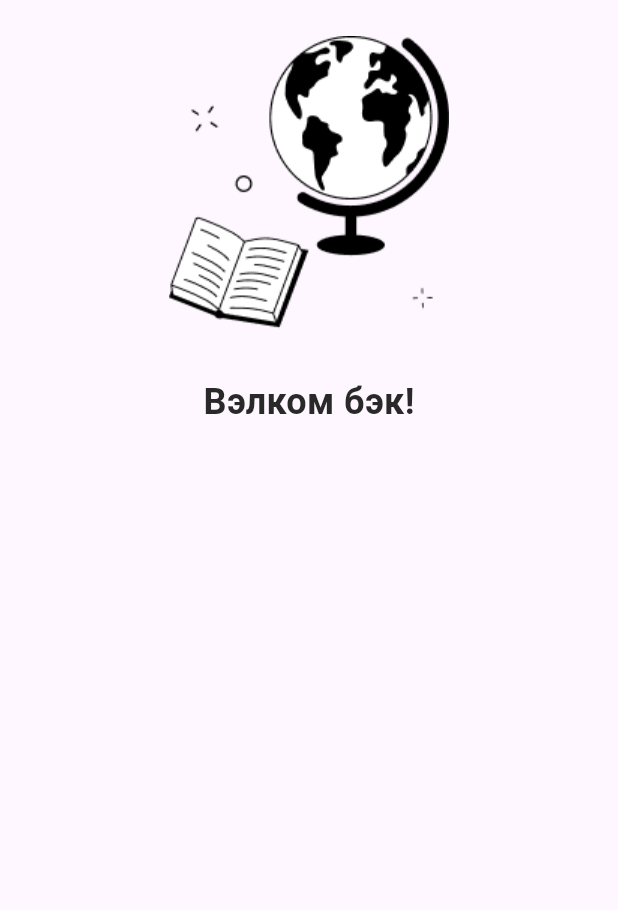
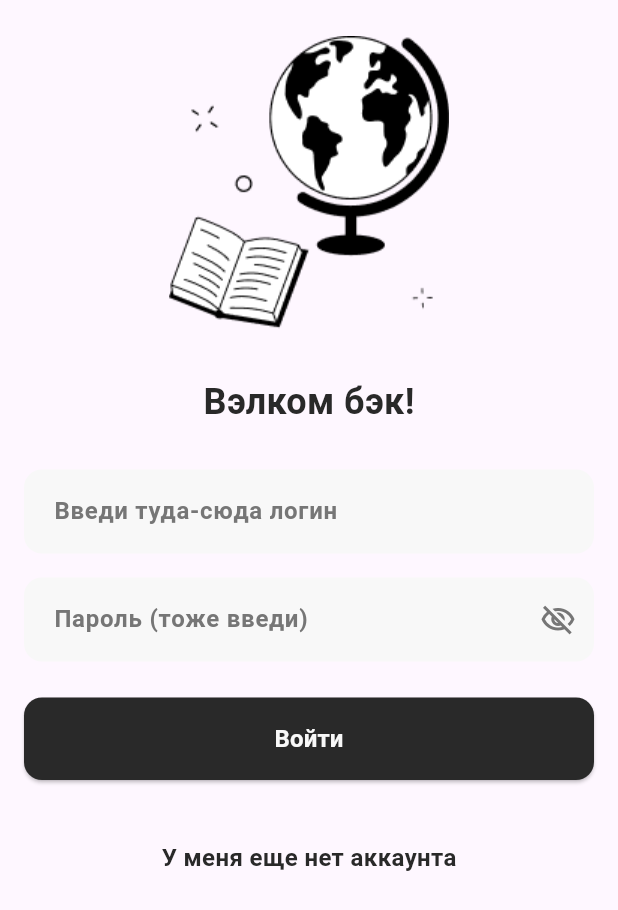
Before and after one commit to dbaudunova/NeoAuth, a Flutter app: the screen it shows after launch, on a phone screen of 412 x 824 dp. Shown: the top 910 px of the screen. Run offline on Flutter 3.47's test engine with Material 3 defaults, Android fonts, the phone set to English and light mode, and no system bars; Roboto replaces fonts that are missing (MPlusRegular).

Commit message:
feat: complete authorization screen, add themes

```diff
--- a/lib/authorization.dart
+++ /dev/null
@@ -1,29 +0,0 @@
-import 'package:flutter/material.dart';
-import 'package:neo_auth/configs/constants/app_assets.dart';
-import 'package:neo_auth/configs/constants/app_styles.dart';
-
-class Authorization extends StatelessWidget {
-  const Authorization({super.key});
-
-  @override
-  Widget build(BuildContext context) {
-    return Scaffold(
-      body: Container(
-        alignment: Alignment.topCenter,
-        child: Column(
-          children: [
-            const SizedBox(height: 24),
-            Image.asset(AppAssets.auth),
-            const SizedBox(height: 32),
-            Text(
-              'Вэлком бэк!',
-              style: AppStyles.s40w500.copyWith(
-                fontSize: 24,
-              ),
-            ),
-          ],
-        ),
-      ),
-    );
-  }
-}
--- a/lib/configs/constants/app_assets.dart
+++ b/lib/configs/constants/app_assets.dart
@@ -1,4 +1,6 @@
 class AppAssets {
+ AppAssets._();
+
  static const String splash = 'assets/splash.png';
  static const String registerLetter = 'assets/register_letter.png';
  static const String auth = 'assets/auth.png';
--- a/lib/configs/constants/app_colors.dart
+++ b/lib/configs/constants/app_colors.dart
@@ -1,6 +1,8 @@
 import 'dart:ui';
 
 class AppColors {
+  AppColors._();
+
   static Color buttonColor = const Color(0xFF292929);
   static Color red = const Color(0xFFEC0000);
   static Color green = const Color(0xFF1BA228);
--- a/lib/configs/constants/app_styles.dart
+++ b/lib/configs/constants/app_styles.dart
@@ -2,6 +2,8 @@ import 'package:flutter/material.dart';
 import 'package:neo_auth/configs/constants/app_colors.dart';
 
 class AppStyles {
+  AppStyles._();
+
   static TextStyle s40w500 = TextStyle(
     fontWeight: FontWeight.bold,
     fontFamily: 'MPlusRegular',
@@ -17,7 +19,7 @@ class AppStyles {
   );
 
   static TextStyle s16w500 = TextStyle(
-    fontWeight: FontWeight.w500,
+    fontWeight: FontWeight.bold,
     fontFamily: 'MPlusRegular',
     color: AppColors.hintColor,
     fontSize: 16,
--- a/lib/configs/constants/app_texts.dart
+++ b/lib/configs/constants/app_texts.dart
@@ -1,4 +1,6 @@
 class AppTexts {
+  AppTexts._();
+
   static const String lorby = 'Lorby';
   static const String yourOwnTutor = 'Твой личный репетитор';
   static const String ruWelcomeBack = 'Вэлком бэк!';
--- /dev/null
+++ b/lib/presentation/pages/authorization.dart
@@ -0,0 +1,95 @@
+import 'package:flutter/material.dart';
+import 'package:neo_auth/configs/constants/app_assets.dart';
+import 'package:neo_auth/configs/constants/app_colors.dart';
+import 'package:neo_auth/configs/constants/app_styles.dart';
+import 'package:neo_auth/configs/constants/app_texts.dart';
+import 'package:neo_auth/presentation/widgets/text_field_widget.dart';
+
+class Authorization extends StatefulWidget {
+  const Authorization({super.key});
+
+  @override
+  State<Authorization> createState() => _AuthorizationState();
+}
+
+class _AuthorizationState extends State<Authorization> {
+  late bool _passwordVisible;
+
+  @override
+  void initState() {
+    super.initState();
+    _passwordVisible = false;
+  }
+
+  void _passwordVisibility() {
+    setState(
+      () {
+        _passwordVisible = !_passwordVisible;
+      },
+    );
+  }
+
+  @override
+  Widget build(BuildContext context) {
+    return Scaffold(
+      body: Container(
+        alignment: Alignment.topCenter,
+        child: Padding(
+          padding: const EdgeInsets.symmetric(horizontal: 16).copyWith(top: 24),
+          child: Column(
+            children: [
+              Image.asset(AppAssets.auth),
+              const SizedBox(height: 32),
+              Text(
+                AppTexts.ruWelcomeBack,
+                style: AppStyles.s40w500.copyWith(
+                  fontSize: 24,
+                ),
+              ),
+              const SizedBox(height: 28),
+              const TextFieldWidget(
+                hintText: AppTexts.enterLogin,
+              ),
+              const SizedBox(height: 16),
+              TextFieldWidget(
+                obscureText: !_passwordVisible,
+                onPressed: _passwordVisibility,
+                icon: Icon(
+                  _passwordVisible
+                      ? Icons.visibility_outlined
+                      : Icons.visibility_off_outlined,
+                  color: AppColors.hintColor,
+                ),
+                hintText: AppTexts.enterPassword,
+              ),
+              const SizedBox(height: 24),
+              SizedBox(
+                width: MediaQuery.of(context).size.width,
+                child: ElevatedButton(
+                  onPressed: () {},
+                  child: Text(
+                    AppTexts.signIn,
+                    style: AppStyles.s16w500.copyWith(
+                      color: AppColors.textField,
+                    ),
+                  ),
+                ),
+              ),
+              const SizedBox(height: 40),
+              //button or text?
+              GestureDetector(
+                onTap: () => Navigator.pushNamed(context, '/registration'),
+                child: Text(
+                  AppTexts.noAccount,
+                  style: AppStyles.s16w500.copyWith(
+                    color: AppColors.buttonColor,
+                  ),
+                ),
+              ),
+            ],
+          ),
+        ),
+      ),
+    );
+  }
+}
--- a/lib/splash.dart
+++ b/lib/presentation/pages/splash.dart
@@ -2,6 +2,7 @@ import 'dart:async';
 import 'package:flutter/material.dart';
 import 'package:neo_auth/configs/constants/app_assets.dart';
 import 'package:neo_auth/configs/constants/app_styles.dart';
+import 'package:neo_auth/configs/constants/app_texts.dart';
 
 class Splash extends StatefulWidget {
   const Splash({super.key});
@@ -30,12 +31,12 @@ class _SplashState extends State<Splash> {
           mainAxisAlignment: MainAxisAlignment.center,
           children: [
             Text(
-              'Lorby',
+              AppTexts.lorby,
               style: AppStyles.s40w500,
             ),
             const SizedBox(height: 16),
             Text(
-              'Твой личный репетитор',
+              AppTexts.yourOwnTutor,
               style: AppStyles.s20w400,
             ),
             const SizedBox(height: 64),
--- /dev/null
+++ b/lib/presentation/widgets/text_field_widget.dart
@@ -0,0 +1,38 @@
+import 'package:flutter/material.dart';
+import 'package:neo_auth/configs/constants/app_colors.dart';
+import 'package:neo_auth/configs/constants/app_styles.dart';
+
+class TextFieldWidget extends StatelessWidget {
+  const TextFieldWidget({
+    super.key,
+    this.obscureText,
+    this.onPressed,
+    this.icon,
+    required this.hintText,
+  });
+
+  final bool? obscureText;
+  final VoidCallback? onPressed;
+  final Widget? icon;
+  final String hintText;
+
+  @override
+  Widget build(BuildContext context) {
+    return TextFormField(
+      style: AppStyles.s16w500.copyWith(
+        color: AppColors.buttonColor,
+      ),
+      cursorColor: AppColors.buttonColor,
+      keyboardType: TextInputType.text,
+      obscureText: obscureText ?? false,
+      obscuringCharacter: '*',
+      decoration: InputDecoration(
+        hintText: hintText,
+        suffixIcon: IconButton(
+          onPressed: onPressed,
+          icon: icon ?? const Icon(null),
+        ),
+      ),
+    );
+  }
+}
```
Also changed, not shown: lib/configs/theme/app_theme.dart (+40 -0 lines), lib/main.dart (+6 -2 lines), lib/presentation/pages/registration.dart (added, +10 -0 lines), pubspec.lock.
